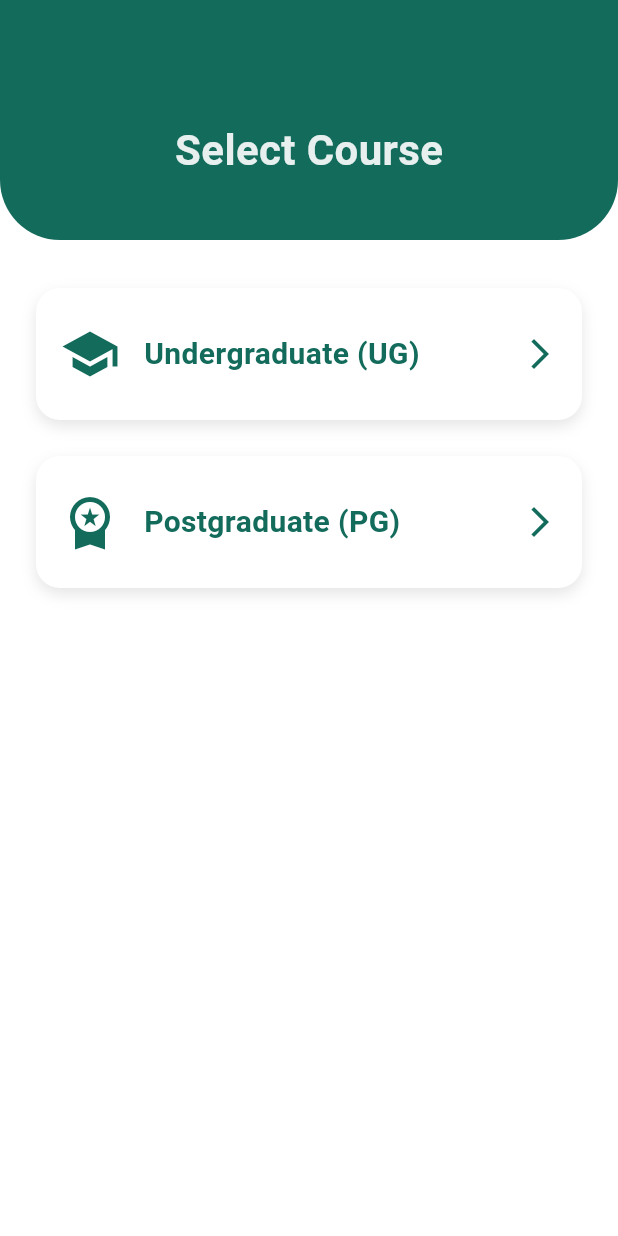
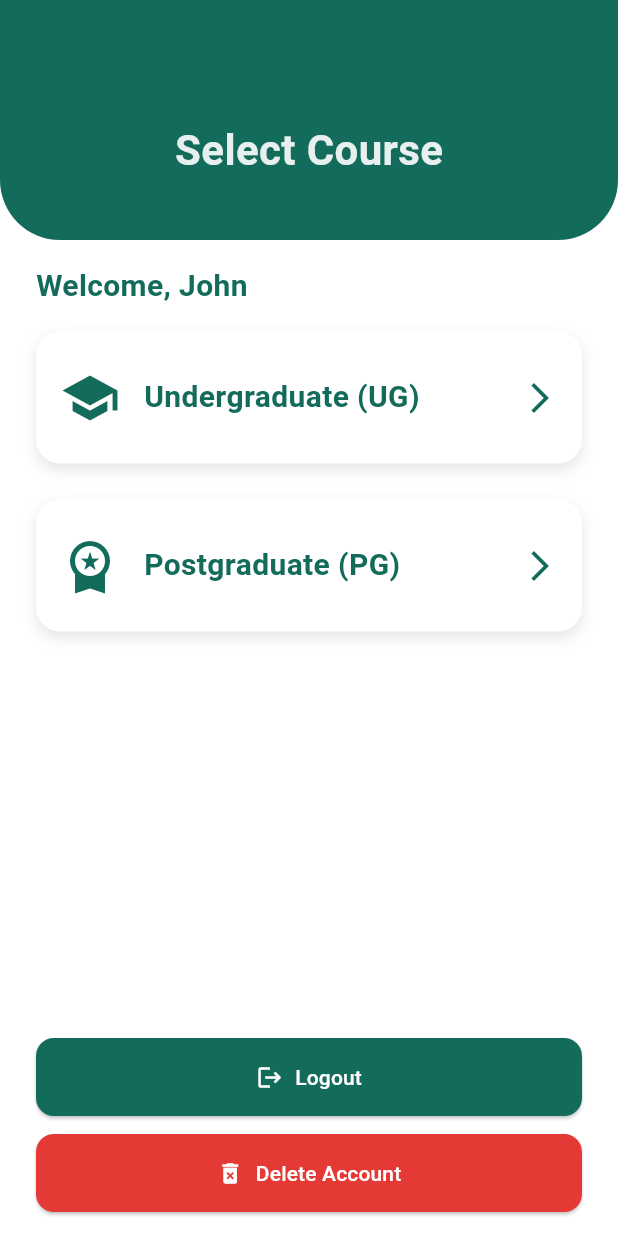
Before and after one commit to FantomAtom/Syllabuddy, a Flutter app: the CoursesScreen screen opened directly, on a phone screen of 412 x 824 dp. Run offline on Flutter 3.47's test engine with Material 3 defaults, Android fonts, the light colour scheme and no system bars.

Commit message:
Courses screen modifications

```diff
--- a/lib/screens/coursesScreen.dart
+++ b/lib/screens/coursesScreen.dart
@@ -1,6 +1,7 @@
 // lib/screens/courses_screen.dart
 import 'package:flutter/material.dart';
-import 'department_screen.dart';  // you’ll create this next
+import '../theme.dart';
+import 'department_screen.dart';
 
 class CoursesScreen extends StatelessWidget {
   const CoursesScreen({Key? key}) : super(key: key);
@@ -17,6 +18,8 @@ class CoursesScreen extends StatelessWidget {
   @override
   Widget build(BuildContext context) {
     final primary = Theme.of(context).primaryColor;
+    // Sample user name for now
+    const userName = 'John';
 
     return Scaffold(
       body: Column(
@@ -44,10 +47,26 @@ class CoursesScreen extends StatelessWidget {
             ),
           ),
 
+          // Welcome message
+          Padding(
+            padding: const EdgeInsets.fromLTRB(24, 16, 24, 8),
+            child: Align(
+              alignment: Alignment.centerLeft,
+              child: Text(
+                'Welcome, $userName',
+                style: TextStyle(
+                  fontSize: 20,
+                  fontWeight: FontWeight.w600,
+                  color: primary,
+                ),
+              ),
+            ),
+          ),
+
           // Course options
           Expanded(
             child: Padding(
-              padding: const EdgeInsets.symmetric(horizontal: 24, vertical: 32),
+              padding: const EdgeInsets.symmetric(horizontal: 24, vertical: 8),
               child: Column(
                 children: [
                   _CourseCard(
@@ -63,6 +82,52 @@ class CoursesScreen extends StatelessWidget {
                   ),
                 ],
               ),
+            ),
+          ),
+
+          // Logout & Delete Account buttons
+          Padding(
+            padding: const EdgeInsets.symmetric(horizontal: 24, vertical: 16),
+            child: Column(
+              children: [
+                SizedBox(
+                  width: double.infinity,
+                  child: ElevatedButton.icon(
+                    icon: const Icon(Icons.logout),
+                    label: const Text('Logout'),
+                    style: ElevatedButton.styleFrom(
+                      backgroundColor: primary,          // primary color
+                      foregroundColor: Colors.white,
+                      shape: RoundedRectangleBorder(
+                        borderRadius: BorderRadius.circular(12),
+                      ),
+                      padding: const EdgeInsets.symmetric(vertical: 16),
+                    ),
+                    onPressed: () {
+                      // TODO: logout logic
+                    },
+                  ),
+                ),
+                const SizedBox(height: 12),
+                SizedBox(
+                  width: double.infinity,
+                  child: ElevatedButton.icon(
+                    icon: const Icon(Icons.delete_forever),
+                    label: const Text('Delete Account'),
+                    style: ElevatedButton.styleFrom(
+                      backgroundColor: Colors.red.shade600,  // red for danger
+                      foregroundColor: Colors.white,
+                      shape: RoundedRectangleBorder(
+                        borderRadius: BorderRadius.circular(12),
+                      ),
+                      padding: const EdgeInsets.symmetric(vertical: 16),
+                    ),
+                    onPressed: () {
+                      // TODO: delete account logic
+                    },
+                  ),
+                ),
+              ],
             ),
           ),
         ],
--- a/lib/screens/semester_screen.dart
+++ b/lib/screens/semester_screen.dart
@@ -1,8 +1,6 @@
 // lib/screens/semester_screen.dart
 import 'package:flutter/material.dart';
 import 'package:syllabuddy/screens/subject_screen.dart';
-import '../theme.dart';
-import 'subject_screen.dart';
 
 class SemesterScreen extends StatelessWidget {
   final String courseLevel;
--- a/lib/screens/signup.dart
+++ b/lib/screens/signup.dart
@@ -228,7 +228,7 @@ class _SignUpPageState extends State<SignUpPage> {
                             );
                           },
                           child: Text(
-                            'Login!',
+                            'Login',
                             style: TextStyle(
                               color: primary,
                               fontWeight: FontWeight.bold,
```
